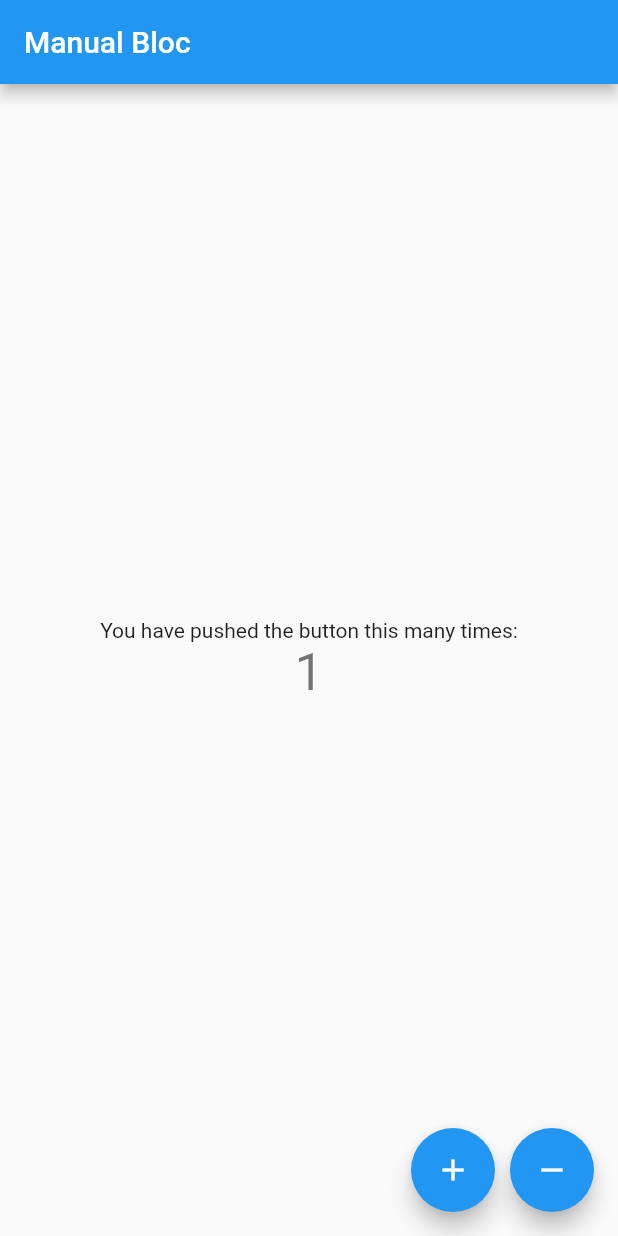
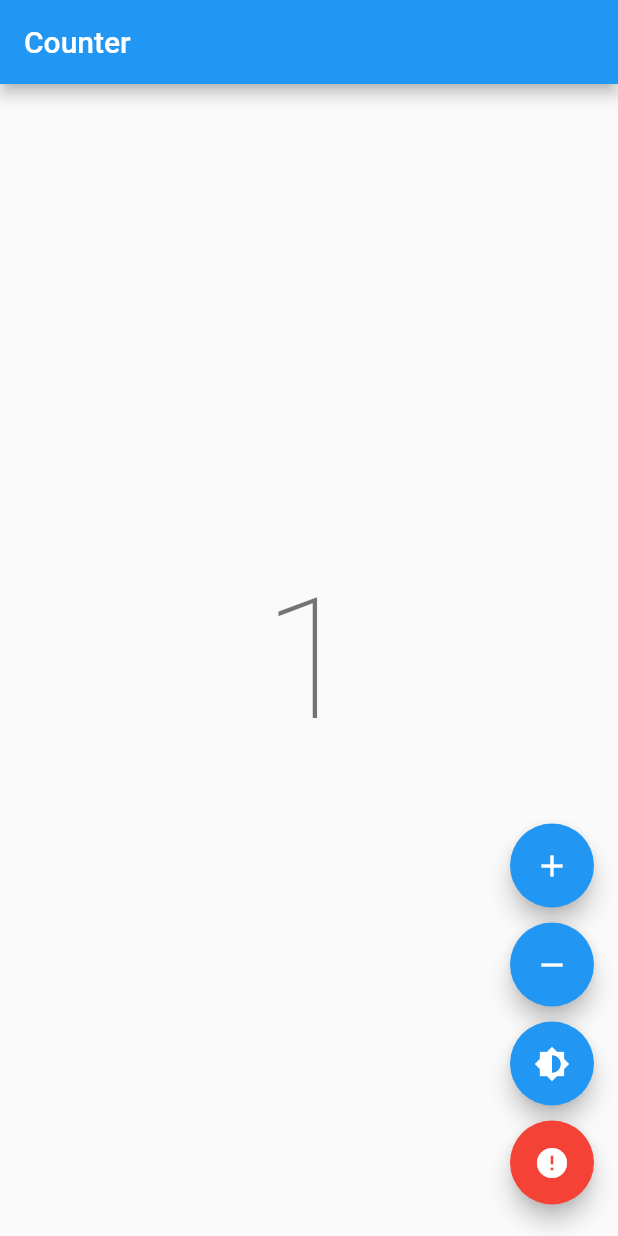
Before and after one commit to mohamed-reda/bloc_pro, a Flutter app: the screen it shows after launch, after a tap on the "add" icon, on a phone screen of 412 x 824 dp. Run offline on Flutter 3.47's test engine with Material 2 defaults, Android fonts, the phone set to English and light mode, and no system bars; our stand-ins replace bloc, flutter_bloc.

Commit message:
flutter_bloc example code

```diff
--- /dev/null
+++ b/lib/flutter_bloc_ex/flutter_bloc_page.dart
@@ -0,0 +1,143 @@
+import 'package:flutter/material.dart';
+import 'package:flutter_bloc/flutter_bloc.dart';
+
+/// A [StatelessWidget] which uses:
+/// * [bloc](https://pub.dev/packages/bloc)
+/// * [flutter_bloc](https://pub.dev/packages/flutter_bloc)
+/// to manage the state of a counter.
+class FlutterBlocPage extends StatelessWidget {
+  @override
+  Widget build(BuildContext context) {
+    return BlocProvider(
+      create: (_) => ThemeCubit(),
+      child: BlocBuilder<ThemeCubit, ThemeData>(
+        builder: (_, theme) {
+          return StreamBuilder<Object>(
+              stream: null,
+              builder: (context, snapshot) {
+                return MaterialApp(
+                  theme: theme,
+                  home: BlocProvider(
+                    create: (_) => CounterBloc(),
+                    child: CounterPage(),
+                  ),
+                );
+              });
+        },
+      ),
+    );
+  }
+}
+
+/// A [StatelessWidget] which demonstrates
+/// how to consume and interact with a [CounterBloc].
+class CounterPage extends StatelessWidget {
+  @override
+  Widget build(BuildContext context) {
+    return Scaffold(
+      appBar: AppBar(title: const Text('Counter')),
+      body: BlocBuilder<CounterBloc, int>(
+        builder: (_, count) {
+          return Center(
+            child: Text('$count', style: Theme.of(context).textTheme.headline1),
+          );
+        },
+      ),
+      floatingActionButton: Column(
+        crossAxisAlignment: CrossAxisAlignment.end,
+        mainAxisAlignment: MainAxisAlignment.end,
+        children: <Widget>[
+          Padding(
+            padding: const EdgeInsets.symmetric(vertical: 5.0),
+            child: FloatingActionButton(
+              child: const Icon(Icons.add),
+              onPressed: () =>
+                  context.bloc<CounterBloc>().add(CounterEvent.increment),
+            ),
+          ),
+          Padding(
+            padding: const EdgeInsets.symmetric(vertical: 5.0),
+            child: FloatingActionButton(
+              child: const Icon(Icons.remove),
+              onPressed: () =>
+                  context.bloc<CounterBloc>().add(CounterEvent.decrement),
+            ),
+          ),
+          Padding(
+            padding: const EdgeInsets.symmetric(vertical: 5.0),
+            child: FloatingActionButton(
+              child: const Icon(Icons.brightness_6),
+              onPressed: () => context.bloc<ThemeCubit>().toggleTheme(),
+            ),
+          ),
+          Padding(
+            padding: const EdgeInsets.symmetric(vertical: 5.0),
+            child: FloatingActionButton(
+              backgroundColor: Colors.red,
+              child: const Icon(Icons.error),
+              onPressed: () => context.bloc<CounterBloc>().add(null),
+            ),
+          ),
+        ],
+      ),
+    );
+  }
+}
+
+/// Event being processed by [CounterBloc].
+enum CounterEvent {
+  /// Notifies bloc to increment state.
+  increment,
+
+  /// Notifies bloc to decrement state.
+  decrement
+}
+
+/// {@template counter_bloc}
+/// A simple [Bloc] which manages an `int` as its state.
+/// {@endtemplate}
+class CounterBloc extends Bloc<CounterEvent, int> {
+  /// {@macro counter_bloc}
+  CounterBloc() : super(0);
+
+  @override
+  Stream<int> mapEventToState(CounterEvent event) async* {
+    switch (event) {
+      case CounterEvent.decrement:
+        yield state - 1;
+        break;
+      case CounterEvent.increment:
+        yield state + 1;
+        break;
+      default:
+//        addError(Exception('unsupported event'));
+    }
+  }
+}
+
+/// {@template brightness_cubit}
+/// A simple [Cubit] which manages the [ThemeData] as its state.
+/// {@endtemplate}
+class ThemeCubit extends Cubit<ThemeData> {
+  /// {@macro brightness_cubit}
+  ThemeCubit() : super(_lightTheme);
+
+  static final _lightTheme = ThemeData(
+    floatingActionButtonTheme: const FloatingActionButtonThemeData(
+      foregroundColor: Colors.white,
+    ),
+    brightness: Brightness.light,
+  );
+
+  static final _darkTheme = ThemeData(
+    floatingActionButtonTheme: const FloatingActionButtonThemeData(
+      foregroundColor: Colors.black,
+    ),
+    brightness: Brightness.dark,
+  );
+
+  /// Toggles the current brightness between light and dark.
+  void toggleTheme() {
+    emit(state.brightness == Brightness.dark ? _lightTheme : _darkTheme);
+  }
+}
--- a/lib/main.dart
+++ b/lib/main.dart
@@ -1,8 +1,18 @@
+import 'package:bloc_pro/flutter_bloc_ex/flutter_bloc_page.dart';
 import 'package:flutter/material.dart';
+import 'package:flutter_bloc/flutter_bloc.dart';
 
-import 'manual_bloc/manual_bloc_page.dart';
+import 'flutter_bloc_ex/flutter_bloc_ex.dart';
 
-void main() => runApp(MyApp());
+void main() {
+  Bloc.observer = FlutterBlocEx();
+
+//  Bloc.observer = BlocEx();
+//  cubitMain();
+//  blocMain();
+
+  runApp(MyApp());
+}
 
 class MyApp extends StatelessWidget {
   @override
@@ -12,7 +22,7 @@ class MyApp extends StatelessWidget {
       theme: ThemeData(
         primarySwatch: Colors.blue,
       ),
-      home: ManualBlocPage(),
+      home: FlutterBlocPage(),
     );
   }
 }
--- a/lib/manual_bloc/counter_of_bloc.dart
+++ b/lib/manual_bloc/counter_of_bloc.dart
@@ -5,28 +5,35 @@ import 'counter_event.dart';
 class CounterBloc {
   int _counter = 0;
 
-  final _counterStateController = StreamController<int>();
-
-  StreamSink<int> get _inCounter => _counterStateController.sink;
-
-  Stream<int> get counter => _counterStateController.stream;
-
+//  input (event)
   final _counterEventController = StreamController<CounterEvent>();
-
-  Sink<CounterEvent> get counterEventSink => _counterEventController.sink;
-
   CounterBloc() {
     _counterEventController.stream.listen(_mapEventToState);
   }
 
+//  ui called (add)
+  Sink<CounterEvent> get counterEventSink => _counterEventController.sink;
+
+//  connect the event with the state
   void _mapEventToState(CounterEvent event) {
     if (event is IncrementEvent)
       _counter++;
     else
       _counter--;
+//   easy
+//    _inCounter.add(_counter);
+//    add to the state (not to the event)
+    _counterStateController.sink.add(_counter);
+  }
 
-    _inCounter.add(_counter);
-  }
+//---------------------------------------------------------------
+  //  output (state)
+  final _counterStateController = StreamController<int>();
+  //   easy
+//  StreamSink<int> get _inCounter {
+//    return _counterStateController.sink;
+//  }
+  Stream<int> get counter => _counterStateController.stream;
 
   void dispose() {
     _counterStateController.close();
--- a/lib/manual_bloc/manual_bloc_page.dart
+++ b/lib/manual_bloc/manual_bloc_page.dart
@@ -30,7 +30,7 @@ class _ManualBlocPageState extends State<ManualBlocPage> {
                 ),
                 Text(
                   '${snapshot.data}',
-                  style: Theme.of(context).textTheme.display1,
+                  style: Theme.of(context).textTheme.headline4,
                 ),
               ],
             );
--- a/pubspec.yaml
+++ b/pubspec.yaml
@@ -19,6 +19,9 @@ environment:
 dependencies:
   flutter:
     sdk: flutter
+
+  flutter_bloc:
+  bloc:
 
 
   # The following adds the Cupertino Icons font to your application.
```
Also changed, not shown: lib/bloc_ex/bloc_ex.dart (added, +27 -0 lines), lib/bloc_ex/bloc_page.dart (added, +82 -0 lines), lib/flutter_bloc_ex/flutter_bloc_ex.dart (added, +27 -0 lines), pubspec.lock.
